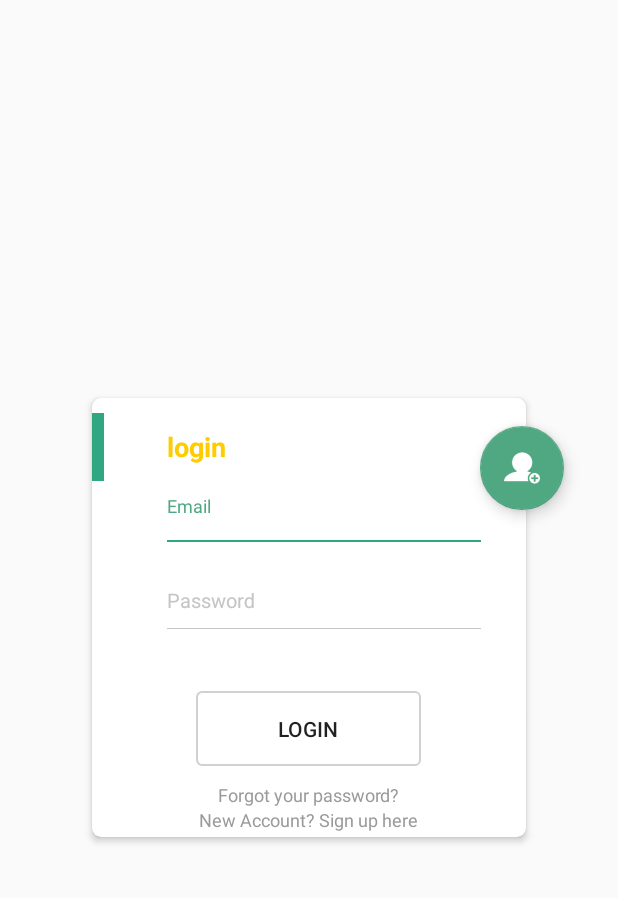
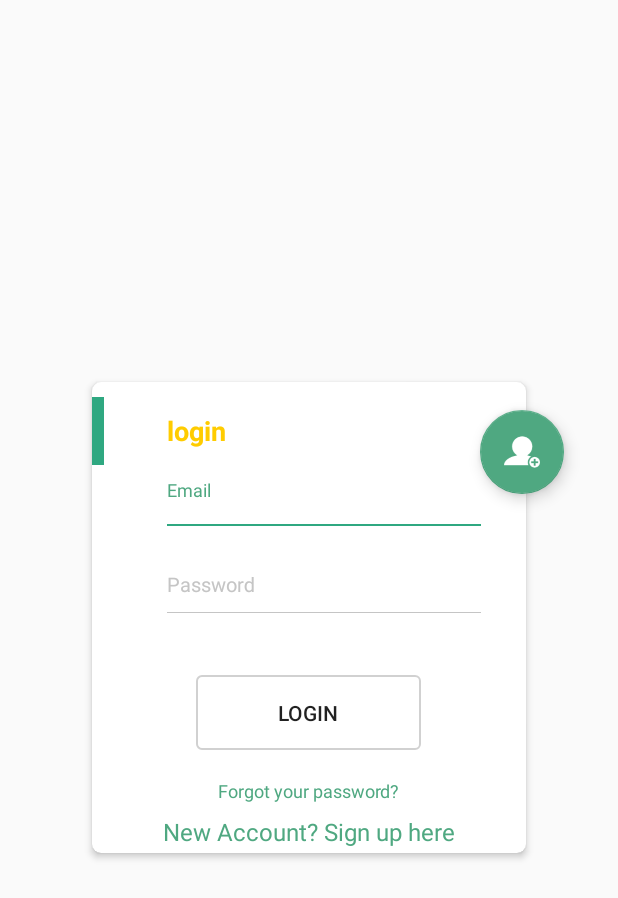
Before and after one commit to Zeyad3ly/IChat, an Android app: the screen it shows after launch (LoginActivity), after a tap on "LOGIN", on a phone screen of 412 x 824 dp. Shown: the top 898 px of the screen. Run offline under Robolectric (Android 15) with nearby library versions, the phone set to English and light mode, and no system bars; our stand-ins replace ButterKnife, Firebase (no records; nobody signed in at launch, a user with empty details on screens opened directly); libraries missing offline, so code that uses them is left out: com.sdsmdg.tastytoast.

Commit message:
-Login, Logout and Sign up are fully initialized

```diff
--- a/app/build.gradle
+++ b/app/build.gradle
@@ -36,4 +36,6 @@ dependencies {
     //ButterKnife
     implementation 'com.jakewharton:butterknife:10.2.1'
     annotationProcessor 'com.jakewharton:butterknife-compiler:10.2.1'
+    //Ui
+    implementation 'com.sdsmdg.tastytoast:tastytoast:0.1.1'
 }
--- a/app/src/main/java/com/example/myapplication/LoginActivity.java
+++ b/app/src/main/java/com/example/myapplication/LoginActivity.java
@@ -1,22 +1,33 @@
 package com.example.myapplication;
 
+import android.app.ProgressDialog;
 import android.content.Intent;
 import android.os.Bundle;
+import android.text.TextUtils;
 import android.util.Log;
+import android.view.TextureView;
 import android.view.View;
 import android.widget.Button;
 import android.widget.EditText;
 import android.widget.TextView;
+import android.widget.Toast;
 
+import androidx.annotation.NonNull;
 import androidx.appcompat.app.AppCompatActivity;
 
+import com.google.android.gms.tasks.OnCompleteListener;
+import com.google.android.gms.tasks.Task;
+import com.google.firebase.auth.AuthResult;
+import com.google.firebase.auth.FirebaseAuth;
 import com.google.firebase.auth.FirebaseUser;
+import com.sdsmdg.tastytoast.TastyToast;
+
+import org.w3c.dom.Text;
 
 import butterknife.BindView;
 import butterknife.ButterKnife;
 
 public class LoginActivity extends AppCompatActivity {
-    FirebaseUser currentUser;
     @BindView(R.id.login_email)
     EditText loginEmail;
     @BindView(R.id.login_password)
@@ -27,12 +38,18 @@ public class LoginActivity extends AppCompatActivity {
     TextView forgetPasswordLink;
     @BindView(R.id.need_new_account)
     TextView needNewAccount;
+    private FirebaseAuth mAuth;
+    FirebaseUser currentUser;
+    private ProgressDialog loadingBar;
 
     @Override
     protected void onCreate(Bundle savedInstanceState) {
         super.onCreate(savedInstanceState);
         setContentView(R.layout.activity_login);
         ButterKnife.bind(this);
+        mAuth = FirebaseAuth.getInstance();
+        currentUser = mAuth.getCurrentUser();
+        loadingBar = new ProgressDialog(this);
         needNewAccount.setOnClickListener(new View.OnClickListener() {
             @Override
             public void onClick(View v) {
@@ -45,12 +62,48 @@ public class LoginActivity extends AppCompatActivity {
         loginButton.setOnClickListener(new View.OnClickListener() {
             @Override
             public void onClick(View v) {
-
+                AllowUserLogin();
             }
         });
     }
 
+    private void AllowUserLogin() {
+        String email = loginEmail.getText().toString();
+        String passowrd = loginPassword.getText().toString();
+        if (TextUtils.isEmpty(email)) {
+            Toast.makeText(this, "Enter a valid email", Toast.LENGTH_SHORT).show();
+        }
+        if (TextUtils.isEmpty(passowrd)) {
+            Toast.makeText(this, "Enter a valid password", Toast.LENGTH_SHORT).show();
+        }
+        if (passowrd.length() < 6) {
+            Toast.makeText(this, "Password must have 6 characters", Toast.LENGTH_SHORT)
+                    .show();
+        } else {
+            loadingBar.setTitle("signing you in");
+            loadingBar.setMessage("Please wait..");
+            loadingBar.setCanceledOnTouchOutside(true);
+            loadingBar.show();
+            mAuth.signInWithEmailAndPassword(email, passowrd)
+                    .addOnCompleteListener(new OnCompleteListener<AuthResult>() {
+                        @Override
+                        public void onComplete(@NonNull Task<AuthResult> task) {
+                            if (task.isSuccessful()) {
+                                SendUserToMainActivity();
+                                Toast.makeText(LoginActivity.this,
+                                        "Logged in successfully", Toast.LENGTH_SHORT).show();
+                                loadingBar.dismiss();
+                            } else {
+                                String message = task.getException().toString();
+                                Toast.makeText(LoginActivity.this
+                                        , "Error: " + message, Toast.LENGTH_SHORT).show();
+                                loadingBar.dismiss();
+                            }
+                        }
+                    });
+        }
 
+    }
 
 
     protected void onStart() {
@@ -61,7 +114,12 @@ public class LoginActivity extends AppCompatActivity {
     }
 
     private void SendUserToMainActivity() {
-        Intent intent = new Intent(LoginActivity.this, MainActivity.class);
-        startActivity(intent);
+        Intent LogIntent = new Intent(LoginActivity.this, MainActivity.class);
+        startActivity(LogIntent);
+    }
+
+    private void SendUserToRegisterActivity() {
+        Intent RegIntent = new Intent(LoginActivity.this, RegisterActivity.class);
+        startActivity(RegIntent);
     }
 }
--- a/app/src/main/java/com/example/myapplication/MainActivity.java
+++ b/app/src/main/java/com/example/myapplication/MainActivity.java
@@ -2,13 +2,19 @@ package com.example.myapplication;
 
 import android.content.Intent;
 import android.os.Bundle;
+import android.util.Log;
+import android.view.Menu;
+import android.view.MenuItem;
+import android.view.View;
 
+import androidx.annotation.NonNull;
 import androidx.appcompat.app.AppCompatActivity;
 import androidx.appcompat.widget.Toolbar;
 import androidx.viewpager.widget.ViewPager;
 
 import com.google.android.material.appbar.AppBarLayout;
 import com.google.android.material.tabs.TabLayout;
+import com.google.firebase.auth.FirebaseAuth;
 import com.google.firebase.auth.FirebaseUser;
 
 import butterknife.BindView;
@@ -25,6 +31,7 @@ public class MainActivity extends AppCompatActivity {
     @BindView(R.id.main_tabs_pager)
     ViewPager mainTabsPager;
     private FirebaseUser currentUser;
+    private FirebaseAuth mAuth;
     private TabsAccessorAdapter myTabsAccessorAdapter;
 
     @Override
@@ -37,6 +44,8 @@ public class MainActivity extends AppCompatActivity {
         myTabsAccessorAdapter = new TabsAccessorAdapter(getSupportFragmentManager());
         mainTabsPager.setAdapter(myTabsAccessorAdapter);
         mainTabs.setupWithViewPager(mainTabsPager);
+        mAuth = FirebaseAuth.getInstance();
+        currentUser = mAuth.getCurrentUser();
 
     }
 
@@ -53,4 +62,28 @@ public class MainActivity extends AppCompatActivity {
         Intent LoginIntent = new Intent(MainActivity.this, LoginActivity.class);
         startActivity(LoginIntent);
     }
+
+    @Override
+    public boolean onCreateOptionsMenu(Menu menu) {
+        super.onCreateOptionsMenu(menu);
+        getMenuInflater().inflate(R.menu.options_menu, menu);
+        return true;
+    }
+
+    @Override
+    public boolean onOptionsItemSelected(@NonNull MenuItem item) {
+        super.onOptionsItemSelected(item);
+        if (item.getItemId() == R.id.main_logot_option) {
+            mAuth.signOut();
+            SendUserToLoginActivity();
+        }
+        if (item.getItemId() == R.id.main_settings_option) {
+
+
+        }
+        if (item.getItemId() == R.id.main_find_friends_option) {
+
+        }
+        return true;
+    }
 }
--- /dev/null
+++ b/app/src/main/res/drawable/ic_search_black_24dp.xml
@@ -0,0 +1,9 @@
+<vector xmlns:android="http://schemas.android.com/apk/res/android"
+        android:width="24dp"
+        android:height="24dp"
+        android:viewportWidth="24.0"
+        android:viewportHeight="24.0">
+    <path
+        android:fillColor="#FF000000"
+        android:pathData="M15.5,14h-0.79l-0.28,-0.27C15.41,12.59 16,11.11 16,9.5 16,5.91 13.09,3 9.5,3S3,5.91 3,9.5 5.91,16 9.5,16c1.61,0 3.09,-0.59 4.23,-1.57l0.27,0.28v0.79l5,4.99L20.49,19l-4.99,-5zM9.5,14C7.01,14 5,11.99 5,9.5S7.01,5 9.5,5 14,7.01 14,9.5 11.99,14 9.5,14z"/>
+</vector>
--- a/app/src/main/res/layout/activity_login.xml
+++ b/app/src/main/res/layout/activity_login.xml
@@ -114,8 +114,9 @@
                 android:layout_height="wrap_content"
                 android:layout_gravity="center_horizontal"
                 android:layout_marginTop="5dp"
+                android:paddingTop="8dp"
                 android:text="Forgot your password?"
-                android:textColor="#9a9a9a"
+                android:textColor="@color/colorAccent"
                 android:textSize="12sp" />
             <TextView
                 android:id="@+id/need_new_account"
@@ -123,10 +124,12 @@
                 android:layout_height="wrap_content"
                 android:layout_gravity="center_horizontal"
                 android:text="New Account? Sign up here"
+                android:paddingTop="8dp"
                 android:layout_marginBottom="3dp"
-                android:textColor="#9a9a9a"
+                android:textColor="@color/colorAccent"
                 android:gravity="clip_vertical"
-                android:textSize="12sp" />
+
+                android:textSize="16sp" />
 
 
         </LinearLayout>
--- a/app/src/main/res/layout/activity_register.xml
+++ b/app/src/main/res/layout/activity_register.xml
@@ -51,6 +51,7 @@
                         android:theme="@style/TextLabel">
 
                         <EditText
+                            android:padding="8dp"
                             android:id="@+id/register_email"
                             android:layout_width="match_parent"
                             android:layout_height="wrap_content"
@@ -79,6 +80,7 @@
                             android:id="@+id/register_password"
                             android:layout_width="match_parent"
                             android:layout_height="wrap_content"
+                            android:padding="8dp"
                             android:hint="Password"
                             android:inputType="textPassword"
                             android:textColor="#f0f7f4"
@@ -102,7 +104,8 @@
                     android:layout_width="wrap_content"
                     android:layout_height="wrap_content"
                     android:layout_gravity="center_horizontal"
-                    android:layout_marginBottom="3dp"
+                    android:layout_marginBottom="8dp"
+                    android:paddingTop="8dp"
                     android:gravity="clip_vertical"
                     android:text="Already have account? login here"
                     android:textColor="@android:color/black"
--- /dev/null
+++ b/app/src/main/res/menu/options_menu.xml
@@ -0,0 +1,17 @@
+<?xml version="1.0" encoding="utf-8"?>
+<menu xmlns:android="http://schemas.android.com/apk/res/android"
+    xmlns:app="http://schemas.android.com/apk/res-auto">
+    <item
+        android:id="@+id/main_find_friends_option"
+        android:icon="@drawable/ic_search_black_24dp"
+        android:title="Find Friends"
+        app:showAsAction="never" />
+    <item
+        android:id="@+id/main_settings_option"
+        android:title="Settings"
+        app:showAsAction="never" />
+    <item
+        android:id="@+id/main_logot_option"
+        android:title="Logout"
+        app:showAsAction="never" />
+</menu>
```
Also changed, not shown: app/src/main/java/com/example/myapplication/RegisterActivity.java (+39 -6 lines).
